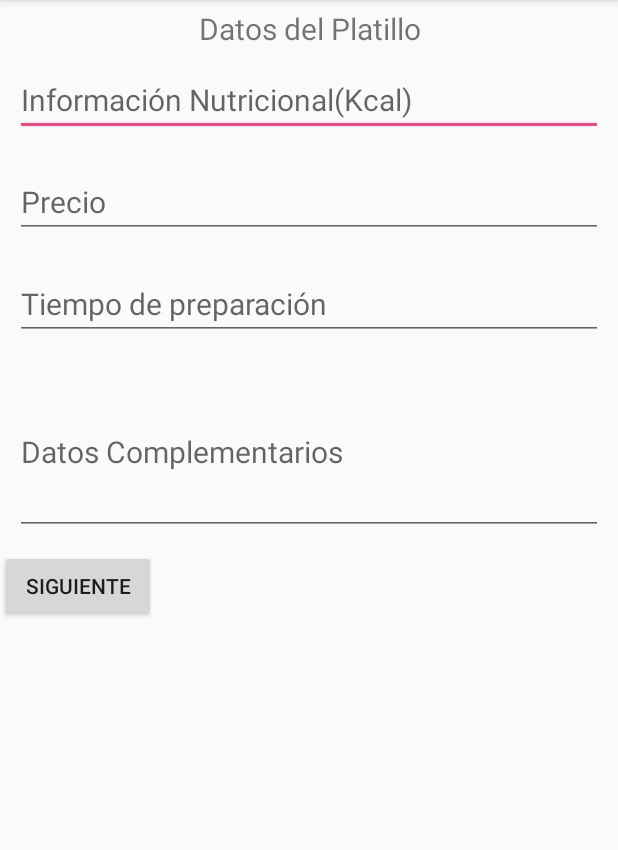
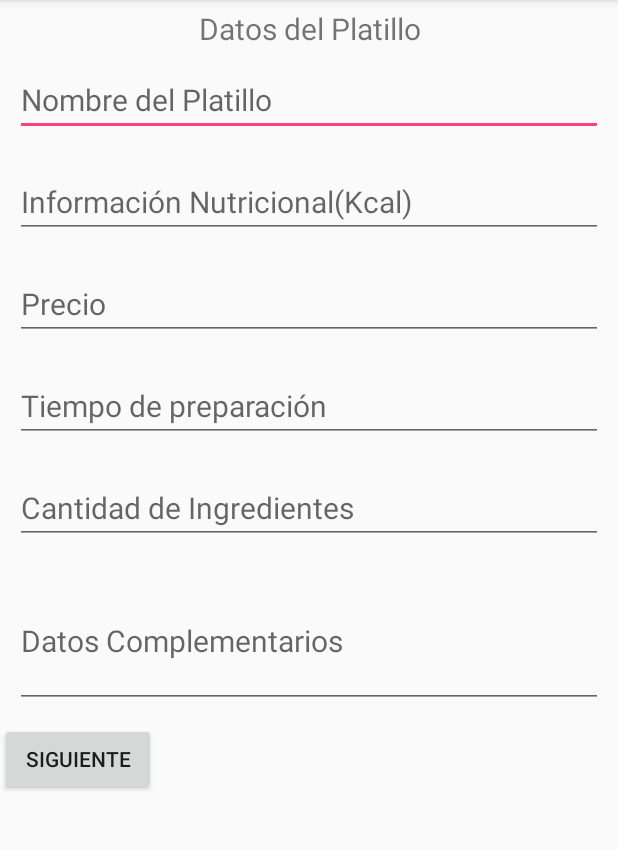
Before and after one commit to crisptofer12ff/ChefApp, an Android app: the InformacionPlatillo screen opened directly, with no data from a screen before it, on a phone screen of 412 x 824 dp, the part 84-934 px from its top. Run offline under Robolectric (Android 15) with nearby library versions, the phone set to English and light mode, and no system bars.

```diff
--- a/app/src/main/AndroidManifest.xml
+++ b/app/src/main/AndroidManifest.xml
@@ -25,7 +25,7 @@
         <activity android:name=".PrepararOrden" />
         <activity android:name=".InformacionPlatillo" />
         <activity android:name=".AddReceta" />
-        <activity android:name=".RegistrarPlatillo">
+        <activity android:name=".AddIngredientes">
         </activity>
     </application>
 
--- a/app/src/main/java/cris/chefapp/Menu.java
+++ b/app/src/main/java/cris/chefapp/Menu.java
@@ -26,7 +26,7 @@ public class Menu extends AppCompatActivity {
         btnRegistrarMenu.setOnClickListener(new View.OnClickListener() {
             @Override
             public void onClick(View v) {
-                Intent intent = new Intent(Menu.this, RegistrarPlatillo.class);
+                Intent intent = new Intent(Menu.this, InformacionPlatillo.class);
                 startActivity(intent);
             }
         });
--- a/app/src/main/res/layout/activity_informacion_platillo.xml
+++ b/app/src/main/res/layout/activity_informacion_platillo.xml
@@ -15,6 +15,17 @@
         android:layout_marginTop="5dp"
         android:textSize="20dp"
         android:textAlignment="center"/>
+
+    <EditText
+        android:layout_width="match_parent"
+        android:layout_height="wrap_content"
+        android:hint="Nombre del Platillo"
+        android:textSize="20dp"
+        android:layout_marginTop="20dp"
+        android:layout_margin="10dp"
+        android:id="@+id/nombrePlatillo"
+        android:inputType="text" />
+
     <EditText
         android:layout_width="match_parent"
         android:layout_height="wrap_content"
@@ -24,6 +35,7 @@
         android:layout_margin="10dp"
         android:id="@+id/informacionNutricional"
         android:inputType="number" />
+
     <EditText
         android:layout_width="match_parent"
         android:layout_height="wrap_content"
@@ -46,6 +58,16 @@
     <EditText
         android:layout_width="match_parent"
         android:layout_height="wrap_content"
+        android:hint="Cantidad de Ingredientes"
+        android:textSize="20dp"
+        android:layout_marginTop="10dp"
+        android:layout_margin="10dp"
+        android:id="@+id/cantidadDeIng"
+        android:inputType="number" />
+
+    <EditText
+        android:layout_width="match_parent"
+        android:layout_height="wrap_content"
         android:hint="Datos Complementarios"
         android:textSize="20dp"
         android:layout_marginTop="10dp"
--- a/app/src/main/res/layout/activity_registrar_platillo.xml
+++ b/app/src/main/res/layout/activity_registrar_platillo.xml
@@ -5,7 +5,7 @@
     android:layout_width="match_parent"
     android:layout_height="match_parent"
     android:weightSum="1"
-    tools:context="cris.chefapp.RegistrarPlatillo">
+    tools:context="cris.chefapp.AddIngredientes">
 
     <TextView
         android:text="Registrar Platillo"
```
Also changed, not shown: app/src/main/java/Menu/Pasos.java (added, +23 -0 lines), app/src/main/java/cris/chefapp/AddIngredientes.java (renamed from app/src/main/java/cris/chefapp/RegistrarPlatillo.java, +10 -5 lines), app/src/main/java/cris/chefapp/AddReceta.java (+15 -0 lines), app/src/main/java/cris/chefapp/InformacionPlatillo.java (+18 -5 lines).
